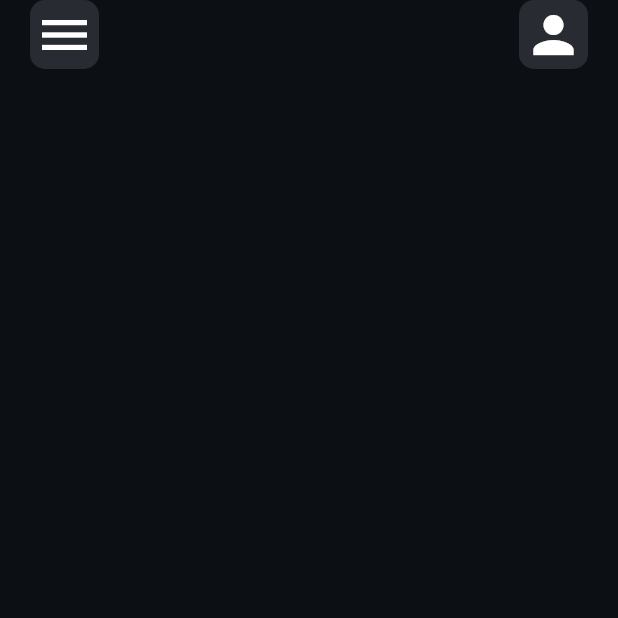
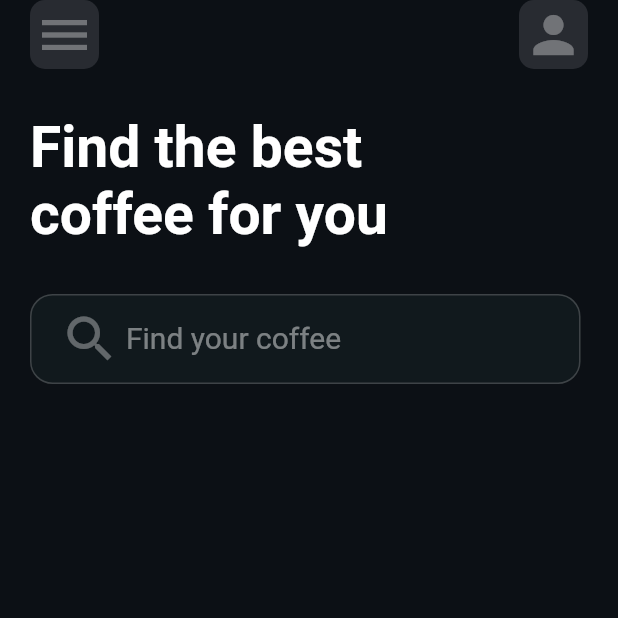
Before and after one commit to pape-medoune/coffee_UI_clone-flutter, a Flutter app: the screen it shows after launch, on a phone screen of 412 x 824 dp, the top half of it. Run offline on Flutter 3.47's test engine with Material 2 defaults, Android fonts, the phone set to English and light mode, and no system bars.

Commit message:
Starting Project

```diff
--- a/lib/pages/home.dart
+++ b/lib/pages/home.dart
@@ -24,7 +24,7 @@ class Home extends StatelessWidget {
                       ),
                       child: const Icon(
                         Icons.menu,
-                        color: Colors.white,
+                        color: Color.fromARGB(87, 255, 255, 255),
                         size: 40,
                       ),
                     ),
@@ -37,12 +37,79 @@ class Home extends StatelessWidget {
                       ),
                       child: const Icon(
                         Icons.person,
-                        color: Colors.white,
+                        color: Color.fromARGB(87, 255, 255, 255),
                         size: 40,
                       ),
                     ),
                   ],
-                )
+                ),
+                const SizedBox(
+                  height: 30,
+                ),
+                //TextFind..
+                const Row(
+                  children: [
+                    Text(
+                      "Find the best",
+                      style: TextStyle(
+                        fontSize: 38,
+                        color: Colors.white,
+                        fontWeight: FontWeight.bold,
+                      ),
+                    ),
+                  ],
+                ),
+                const Row(
+                  children: [
+                    Text(
+                      "coffee for you",
+                      style: TextStyle(
+                        fontSize: 38,
+                        color: Colors.white,
+                        fontWeight: FontWeight.bold,
+                      ),
+                    )
+                  ],
+                ),
+                const SizedBox(
+                  height: 30,
+                ),
+                //TextField
+                Row(
+                  children: [
+                    Container(
+                      padding: const EdgeInsets.symmetric(
+                        horizontal: 15,
+                        vertical: 7,
+                      ),
+                      width: 367,
+                      height: 60,
+                      decoration: BoxDecoration(
+                        color: Color.fromARGB(255, 17, 25, 29),
+                        border: Border.all(
+                          width: 1.0,
+                          color: Color.fromARGB(54, 229, 225, 225),
+                        ),
+                        borderRadius: BorderRadius.circular(15),
+                      ),
+                      child: const TextField(
+                        decoration: InputDecoration(
+                          hintText: 'Find your coffee',
+                          hintStyle: TextStyle(
+                            color: Color.fromARGB(115, 255, 255, 255),
+                            fontSize: 20,
+                          ),
+                          border: InputBorder.none,
+                          prefixIcon: Icon(
+                            Icons.search,
+                            color: Color.fromARGB(87, 255, 255, 255),
+                            size: 40,
+                          ),
+                        ),
+                      ),
+                    )
+                  ],
+                ),
               ],
             ),
           ),
```
